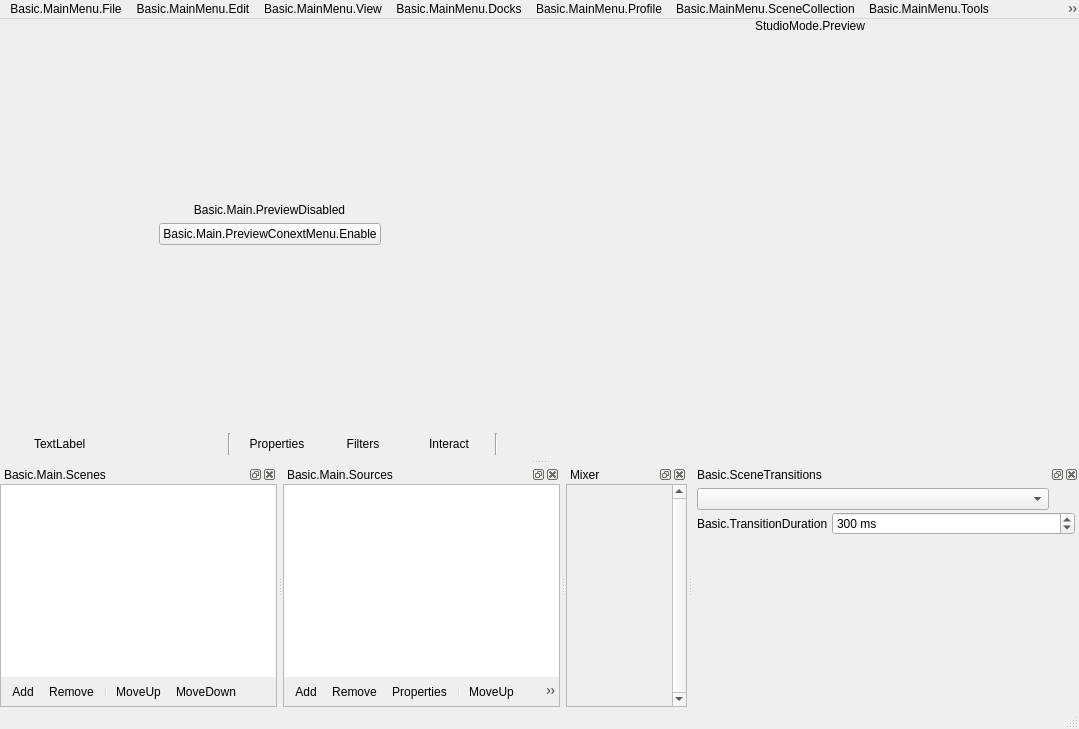
First picture: the form in UI/forms/OBSBasic.ui, repository tytan652/obs-studio, before the edit.
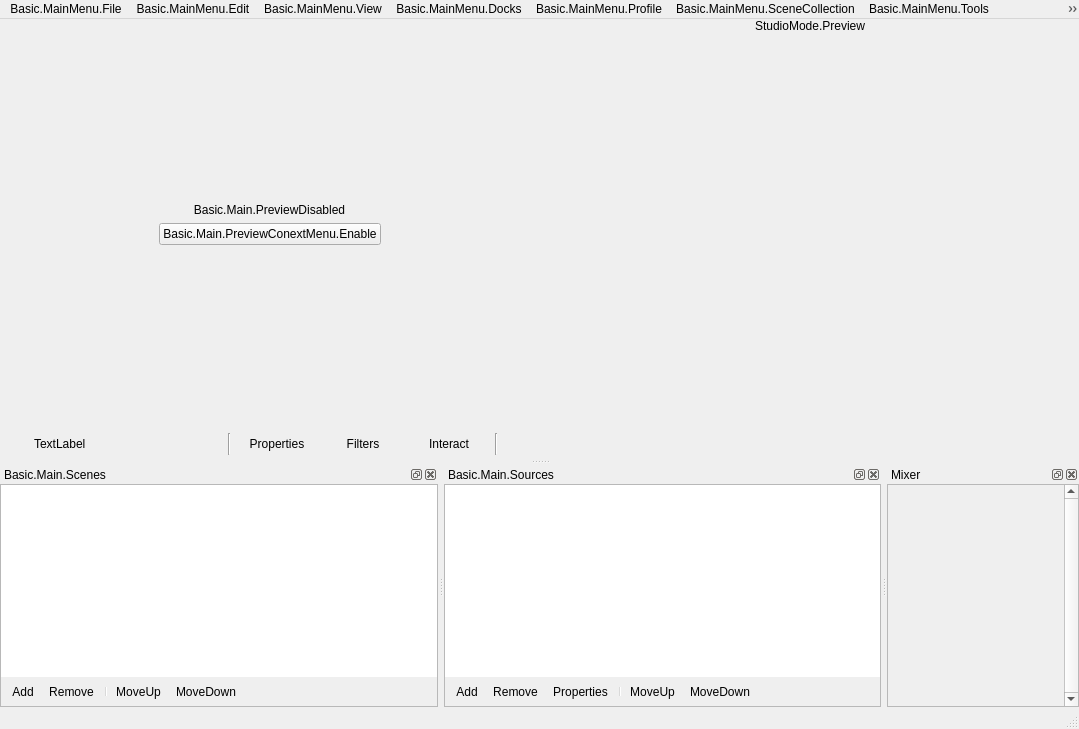
Second picture: the form after the edit. Icons and pictures are not drawn. Custom widgets are drawn as their Qt base class.

Commit message:
UI: Separate transitions dock form the main window
Moves the transitions dock UI outside of the main window UI.

The new transition class require to have OBSBasic as a friend class
because the transitions combobox stores transitions themselves.

```diff
--- a/UI/forms/OBSBasic.ui
+++ b/UI/forms/OBSBasic.ui
@@ -1116,167 +1116,6 @@
     </layout>
    </widget>
   </widget>
-  <widget class="OBSDock" name="transitionsDock">
-   <property name="features">
-    <set>QDockWidget::DockWidgetClosable|QDockWidget::DockWidgetMovable|QDockWidget::DockWidgetFloatable</set>
-   </property>
-   <property name="windowTitle">
-    <string>Basic.SceneTransitions</string>
-   </property>
-   <attribute name="dockWidgetArea">
-    <number>8</number>
-   </attribute>
-   <widget class="QWidget" name="dockWidgetContents_5">
-    <layout class="QVBoxLayout" name="verticalLayout_3">
-     <property name="leftMargin">
-      <number>4</number>
-     </property>
-     <property name="topMargin">
-      <number>4</number>
-     </property>
-     <property name="rightMargin">
-      <number>4</number>
-     </property>
-     <property name="bottomMargin">
-      <number>4</number>
-     </property>
-     <item>
-      <widget class="QFrame" name="transitionsContainer">
-       <layout class="QVBoxLayout" name="verticalLayout_2">
-        <property name="spacing">
-         <number>2</number>
-        </property>
-        <property name="leftMargin">
-         <number>0</number>
-        </property>
-        <property name="topMargin">
-         <number>0</number>
-        </property>
-        <property name="rightMargin">
-         <number>0</number>
-        </property>
-        <property name="bottomMargin">
-         <number>0</number>
-        </property>
-        <item>
-         <layout class="QHBoxLayout" name="horizontalLayout_4">
-          <property name="spacing">
-           <number>4</number>
-          </property>
-          <item>
-           <widget class="QComboBox" name="transitions">
-            <property name="minimumSize">
-             <size>
-              <width>120</width>
-              <height>0</height>
-             </size>
-            </property>
-            <property name="accessibleName">
-             <string>Transition</string>
-            </property>
-           </widget>
-          </item>
-          <item>
-           <widget class="QPushButton" name="transitionProps">
-            <property name="sizePolicy">
-             <sizepolicy hsizetype="Maximum" vsizetype="Maximum">
-              <horstretch>0</horstretch>
-              <verstretch>0</verstretch>
-             </sizepolicy>
-            </property>
-            <property name="maximumSize">
-             <size>
-              <width>22</width>
-              <height>22</height>
-             </size>
-            </property>
-            <property name="toolTip">
-             <string>Basic.TransitionProperties</string>
-            </property>
-            <property name="accessibleName">
-             <string>Basic.TransitionProperties</string>
-            </property>
-            <property name="text">
-             <string notr="true"/>
-            </property>
-            <property name="icon">
-             <iconset>
-              <normaloff>:/settings/images/settings/general.svg</normaloff>:/settings/images/settings/general.svg</iconset>
-            </property>
-            <property name="flat">
-             <bool>true</bool>
-            </property>
-            <property name="themeID" stdset="0">
-             <string notr="true">configIconSmall</string>
-            </property>
-           </widget>
-          </item>
-         </layout>
-        </item>
-        <item>
-         <layout class="QHBoxLayout" name="horizontalLayout_3">
-          <property name="spacing">
-           <number>4</number>
-          </property>
-          <item>
-           <widget class="QLabel" name="transitionDurationLabel">
-            <property name="sizePolicy">
-             <sizepolicy hsizetype="Maximum" vsizetype="Preferred">
-              <horstretch>0</horstretch>
-              <verstretch>0</verstretch>
-             </sizepolicy>
-            </property>
-            <property name="text">
-             <string>Basic.TransitionDuration</string>
-            </property>
-            <property name="buddy">
-             <cstring>transitionDuration</cstring>
-            </property>
-           </widget>
-          </item>
-          <item>
-           <widget class="QSpinBox" name="transitionDuration">
-            <property name="accessibleName">
-             <string>Basic.TransitionDuration</string>
-            </property>
-            <property name="suffix">
-             <string> ms</string>
-            </property>
-            <property name="minimum">
-             <number>50</number>
-            </property>
-            <property name="maximum">
-             <number>20000</number>
-            </property>
-            <property name="singleStep">
-             <number>50</number>
-            </property>
-            <property name="value">
-             <number>300</number>
-            </property>
-           </widget>
-          </item>
-         </layout>
-        </item>
-        <item>
-         <spacer name="verticalSpacer">
-          <property name="orientation">
-           <enum>Qt::Vertical</enum>
-          </property>
-          <property name="sizeHint" stdset="0">
-           <size>
-            <width>20</width>
-            <height>40</height>
-           </size>
-          </property>
-         </spacer>
-        </item>
-       </layout>
-      </widget>
-     </item>
-    </layout>
-   </widget>
-  </widget>
   <action name="actionAddScene">
    <property name="icon">
     <iconset>
```
The commit also changes 8 other files.
